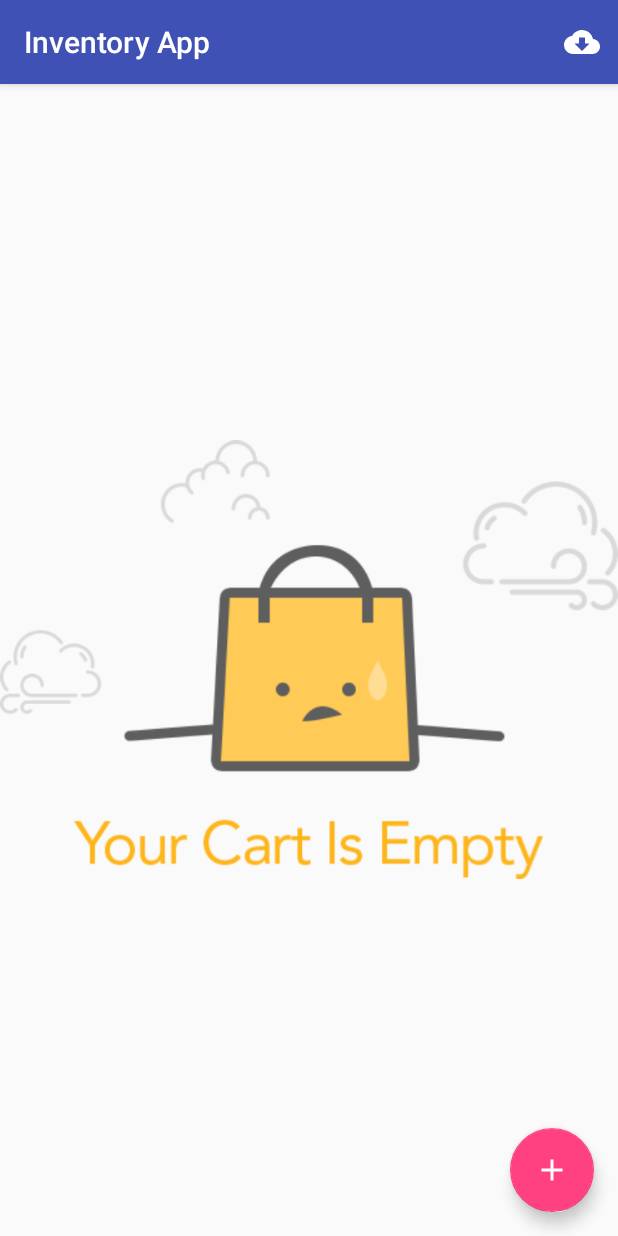
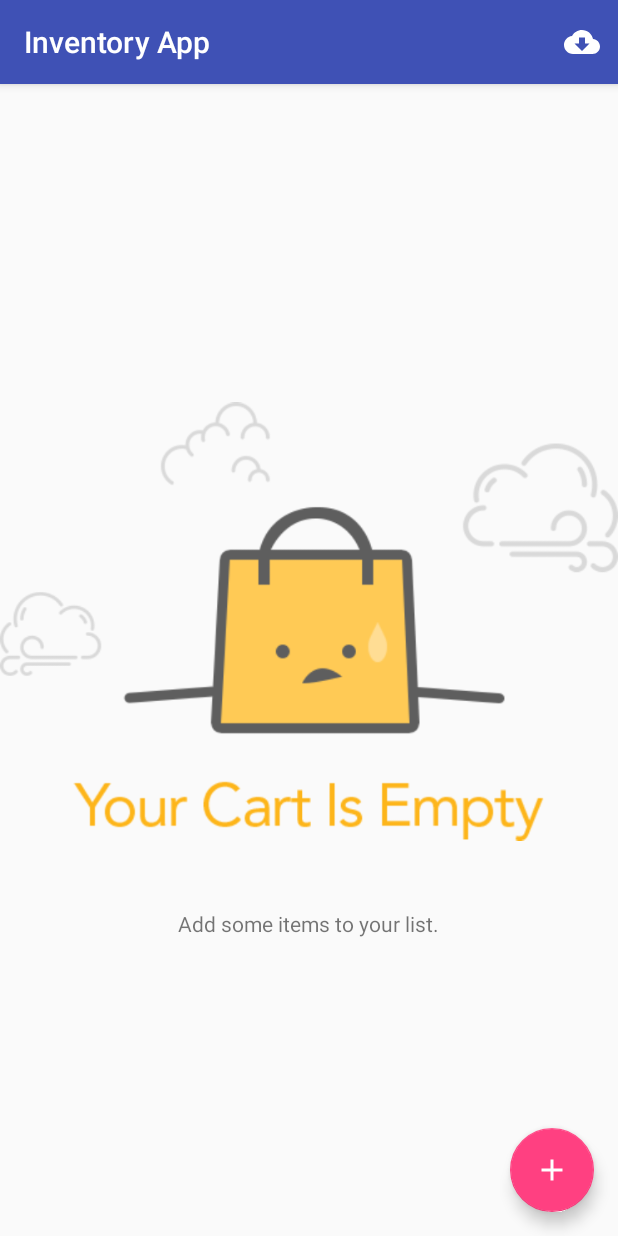
Before and after one commit to kartik-soni/Inventory-App, an Android app: the screen it shows after launch (MainActivity), on a phone screen of 412 x 824 dp. Run offline under Robolectric (Android 15) with nearby library versions, the phone set to English and light mode, and no system bars.

Commit message:
final commit, text view added

```diff
--- a/app/src/main/res/layout/activity_main.xml
+++ b/app/src/main/res/layout/activity_main.xml
@@ -16,6 +16,15 @@
             android:layout_width="wrap_content"
             android:layout_height="wrap_content"
             android:src="@drawable/empty_cart" />
+
+        <TextView
+            android:id="@+id/empty_view_text"
+            android:layout_width="wrap_content"
+            android:layout_height="wrap_content"
+            android:layout_margin="16dp"
+            android:layout_marginLeft="96dp"
+            android:layout_marginRight="96dp"
+            android:text="@string/empty_cart" />
     </LinearLayout>
 
     <ListView
--- a/app/src/main/res/values/strings.xml
+++ b/app/src/main/res/values/strings.xml
@@ -26,4 +26,5 @@
     <string name="product_missing">Missing product</string>
     <string name="delete_this_item">Delete this item</string>
     <string name="delete_whole_list">Delete whole list</string>
+    <string name="empty_cart">Add some items to your list.</string>
 </resources>
```
